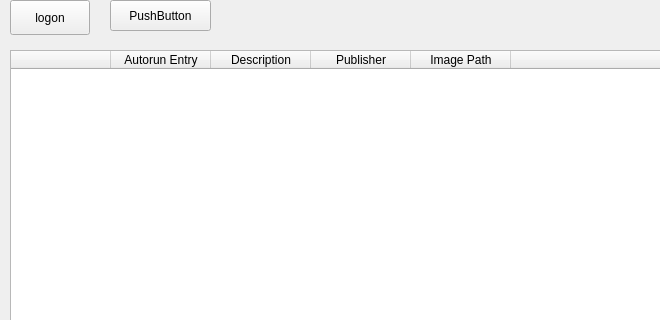
Qt form my_autoruns_QT/mainwindow.ui (77SWF/MyAutoruns) before a commit; both pictures show x 0 to 660 and y 0 to 320 of the 1550 by 720 pixel window.
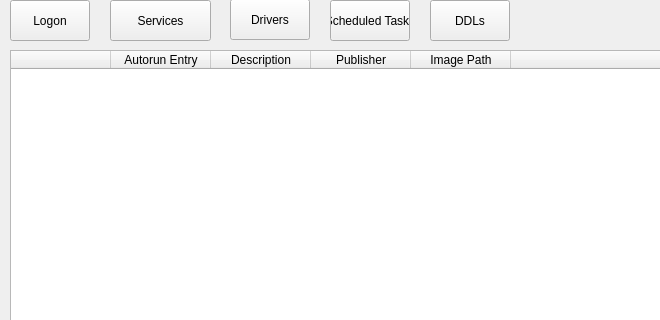
The same form after that commit.

```diff
--- a/my_autoruns_QT/mainwindow.ui
+++ b/my_autoruns_QT/mainwindow.ui
@@ -141,11 +141,11 @@
       <x>10</x>
       <y>0</y>
       <width>80</width>
-      <height>35</height>
+      <height>41</height>
      </rect>
     </property>
     <property name="text">
-     <string>logon</string>
+     <string>Logon</string>
     </property>
    </widget>
    <widget class="QPushButton" name="Services">
@@ -154,11 +154,50 @@
       <x>110</x>
       <y>0</y>
       <width>101</width>
-      <height>31</height>
+      <height>41</height>
      </rect>
     </property>
     <property name="text">
-     <string>PushButton</string>
+     <string>Services</string>
+    </property>
+   </widget>
+   <widget class="QPushButton" name="drivers">
+    <property name="geometry">
+     <rect>
+      <x>230</x>
+      <y>-1</y>
+      <width>80</width>
+      <height>41</height>
+     </rect>
+    </property>
+    <property name="text">
+     <string>Drivers</string>
+    </property>
+   </widget>
+   <widget class="QPushButton" name="schedule_task">
+    <property name="geometry">
+     <rect>
+      <x>330</x>
+      <y>0</y>
+      <width>80</width>
+      <height>41</height>
+     </rect>
+    </property>
+    <property name="text">
+     <string>Scheduled Tasks</string>
+    </property>
+   </widget>
+   <widget class="QPushButton" name="dlls">
+    <property name="geometry">
+     <rect>
+      <x>430</x>
+      <y>0</y>
+      <width>80</width>
+      <height>41</height>
+     </rect>
+    </property>
+    <property name="text">
+     <string>DDLs</string>
     </property>
    </widget>
   </widget>
```
Left out of the diff: 4 changed lines with no effect on the pictures.
